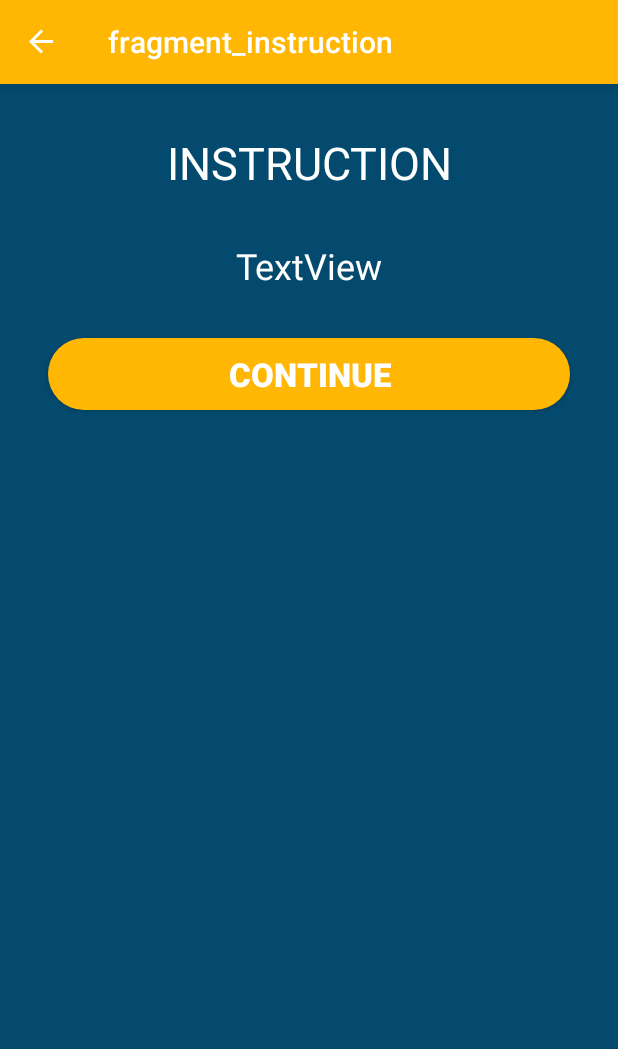
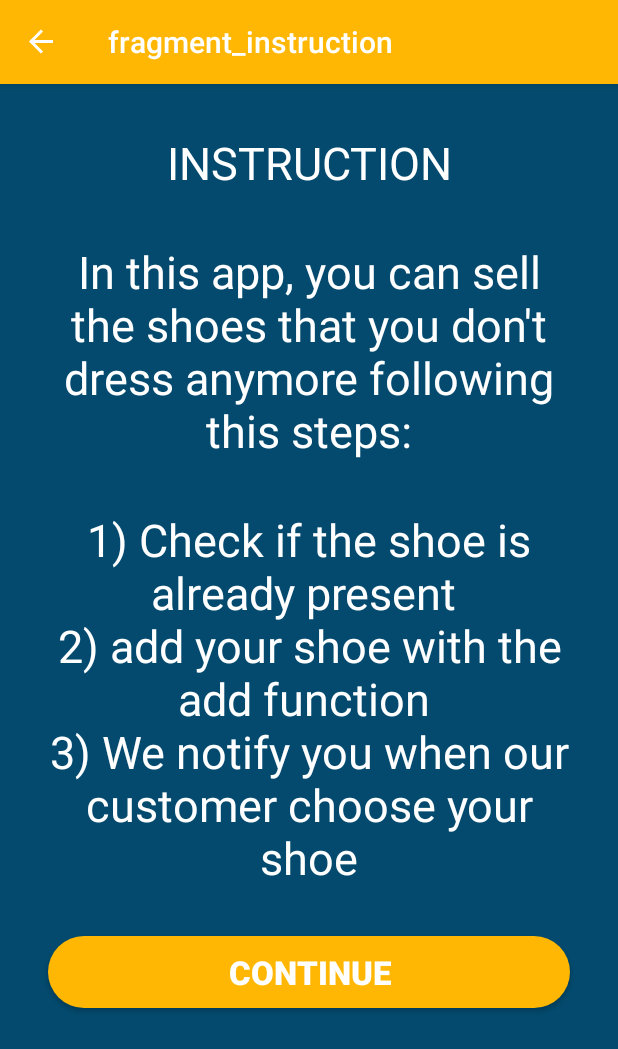
Before and after one commit to FAdiGabriele/firstUdacityProject, an Android app: the InstructionFragment screen opened through its navigation route, on a phone screen of 412 x 824 dp. Shown: the top 1049 px of the screen. Run offline under Robolectric (Android 15) with nearby library versions, the phone set to English and light mode, and no system bars; our stand-ins replace data binding, navigation-ui.

Commit message:
working on

```diff
--- a/app/src/main/res/layout/fragment_instruction.xml
+++ b/app/src/main/res/layout/fragment_instruction.xml
@@ -29,9 +29,21 @@
             android:layout_marginTop="32dp"
             android:layout_marginEnd="32dp"
             android:gravity="center"
-            android:text="TextView"
+            android:text="@string/app_description"
             android:textColor="#FFFFFF"
-            android:textSize="24sp" />
+            android:textSize="30sp" />
+
+        <TextView
+            android:id="@+id/textView3"
+            android:layout_width="match_parent"
+            android:layout_height="wrap_content"
+            android:layout_marginStart="32dp"
+            android:layout_marginTop="32dp"
+            android:layout_marginEnd="32dp"
+            android:gravity="center"
+            android:text="@string/steps_description"
+            android:textColor="#FFFFFF"
+            android:textSize="30sp" />
 
         <Button
             android:id="@+id/continue_button"
--- a/app/src/main/res/values/strings.xml
+++ b/app/src/main/res/values/strings.xml
@@ -20,6 +20,8 @@
     <!-- strings of InstructionFragment -->
     <string name="go_to_list">continue</string>
     <string name="instruction">INSTRUCTION</string>
+    <string name="app_description">In this app, you can sell the shoes that you don\'t dress anymore following this steps:</string>
+    <string name="steps_description">1) Check if the shoe is already present \n2) add your shoe with the add function \n3) We notify you when our customer choose your shoe</string>
 
     <!-- strings for ShoeDateil & ShoeList -->
     <string name="shoe">added_shoe</string>
```
